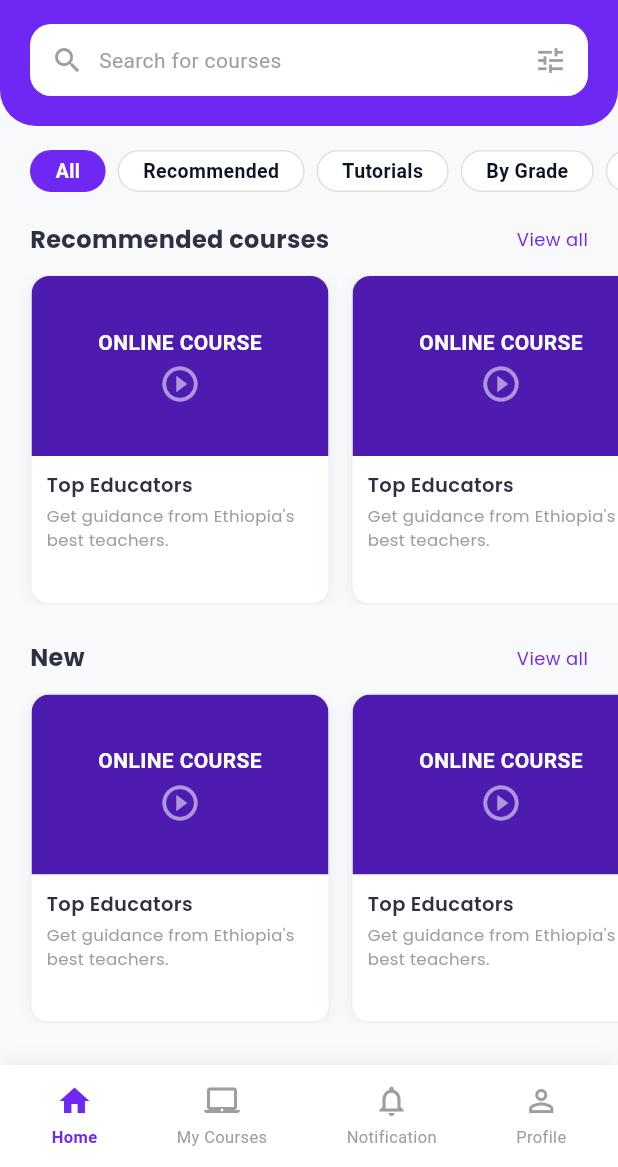
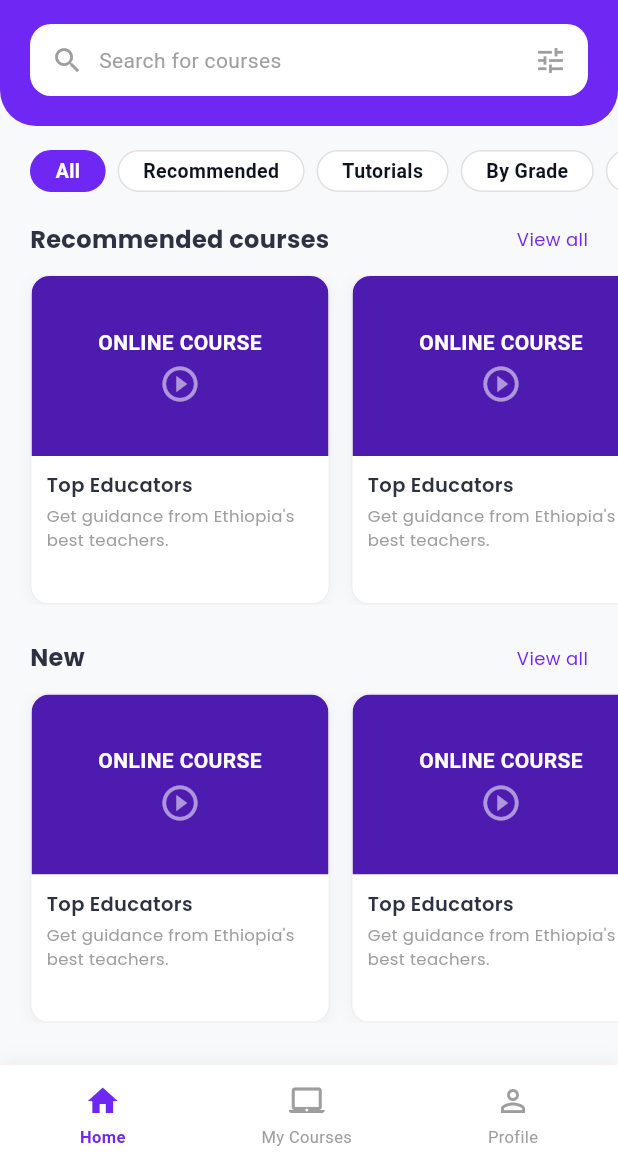
Before and after one commit to Sttardust/fema, a Flutter app: the HomeScreen screen opened by its route, on a phone screen of 412 x 824 dp, the part 69-1236 px from its top. Run offline on Flutter 3.47's test engine with Material 3 defaults, Android fonts, the phone set to English and light mode, and no system bars; our stand-ins replace cloud_firestore, firebase_auth, firebase_core, flutter_riverpod, go_router, google_fonts and 1 more; missing offline and left inert: firebase_app_check; accounts and stored records are empty.

Commit message:
feat(mvp): remove notifications tab from student home

```diff
--- a/lib/features/home/presentation/home_screen.dart
+++ b/lib/features/home/presentation/home_screen.dart
@@ -7,7 +7,6 @@ import '../../onboarding/domain/onboarding_provider.dart';
 import '../../library/presentation/library_screen.dart';
 import '../../library/domain/library_provider.dart';
 import '../../library/domain/models.dart';
-import '../../notifications/presentation/notifications_screen.dart';
 import '../../profile/presentation/profile_screen.dart';
 import '../../auth/domain/auth_repository.dart';
 import '../../../core/widgets/app_logo.dart';
@@ -30,7 +29,6 @@ class HomeScreen extends ConsumerWidget {
               children: const [
                 _StudentHomePage(),
                 LibraryScreen(),
-                NotificationsScreen(),
                 ProfileScreen(),
               ],
             ),
@@ -69,18 +67,11 @@ class HomeScreen extends ConsumerWidget {
                   onTap: () => ref.read(homeTabProvider.notifier).state = 1,
                 ),
                 _NavBarItem(
-                  icon: Icons.notifications_none_outlined,
-                  activeIcon: Icons.notifications,
-                  label: 'Notification',
-                  isActive: currentIndex == 2,
-                  onTap: () => ref.read(homeTabProvider.notifier).state = 2,
-                ),
-                _NavBarItem(
                   icon: Icons.person_outline,
                   activeIcon: Icons.person,
                   label: 'Profile',
-                  isActive: currentIndex == 3,
-                  onTap: () => ref.read(homeTabProvider.notifier).state = 3,
+                  isActive: currentIndex == 2,
+                  onTap: () => ref.read(homeTabProvider.notifier).state = 2,
                 ),
               ],
             ),
```
